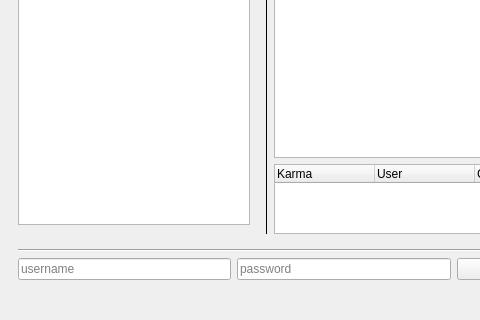
This is ui/mainwindow.ui in examon/fedora-gooey-karma as Qt 5 draws it before an edit; both pictures show x 0 to 480 and y 336 to 656 of the 996 by 656 pixel window. The edited form follows.
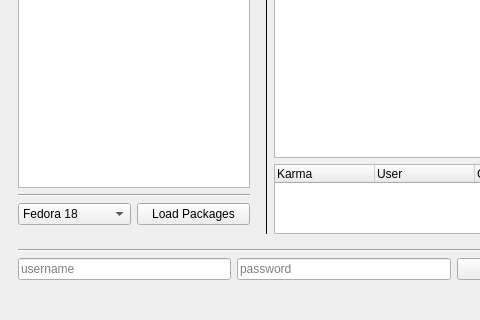
This is the edited form.

Commit message: added Fedora release switch

```diff
--- a/ui/mainwindow.ui
+++ b/ui/mainwindow.ui
@@ -105,6 +105,38 @@
            </property>
           </widget>
          </item>
+         <item>
+          <widget class="Line" name="line_3">
+           <property name="orientation">
+            <enum>Qt::Horizontal</enum>
+           </property>
+          </widget>
+         </item>
+         <item>
+          <layout class="QHBoxLayout" name="horizontalLayout_5">
+           <item>
+            <widget class="QComboBox" name="releaseComboBox">
+             <item>
+              <property name="text">
+               <string>Fedora 18</string>
+              </property>
+             </item>
+             <item>
+              <property name="text">
+               <string>Fedora 17</string>
+              </property>
+             </item>
+            </widget>
+           </item>
+           <item>
+            <widget class="QPushButton" name="loadPackagesBtn">
+             <property name="text">
+              <string>Load Packages</string>
+             </property>
+            </widget>
+           </item>
+          </layout>
+         </item>
         </layout>
        </widget>
       </item>
```
Left out of the diff: 5 changed lines with no effect on the pictures. The commit also changes 3 other files.
